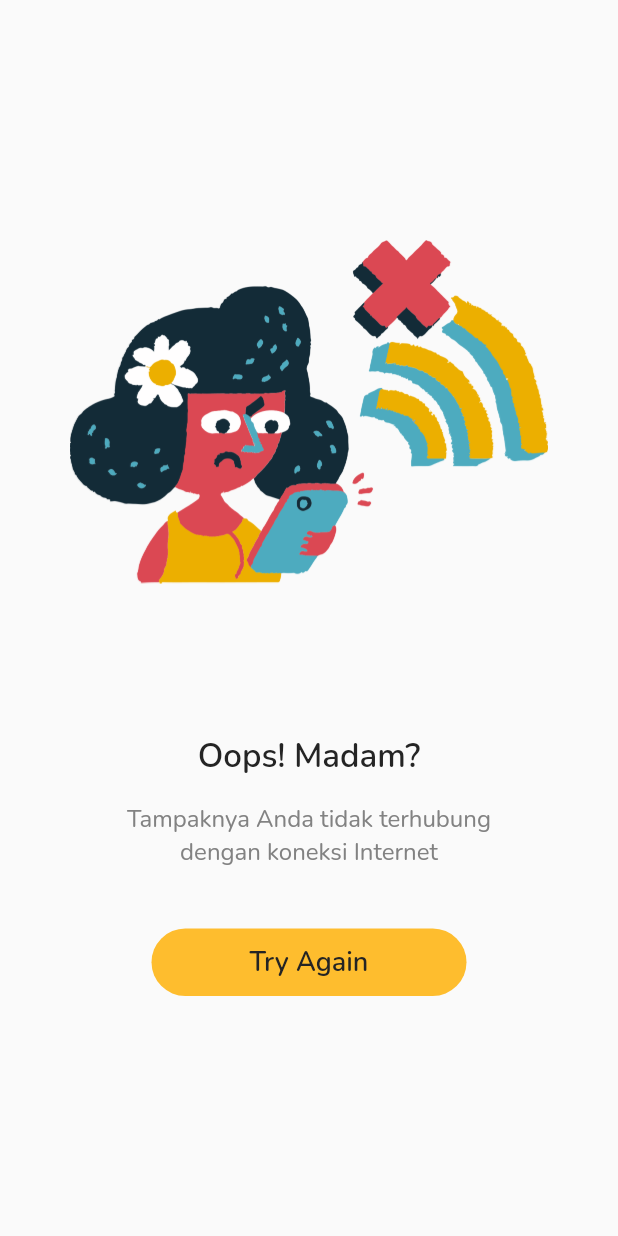
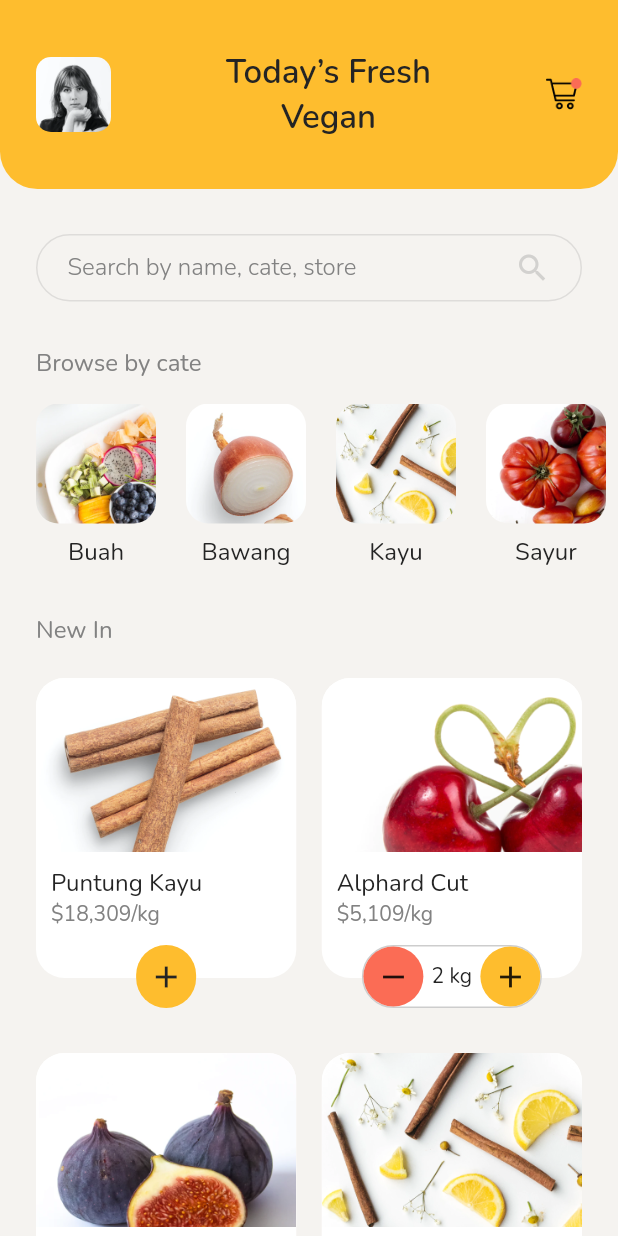
Before and after one commit to Syahro/vegan, a Flutter app: the screen it shows after launch, on a phone screen of 412 x 824 dp. Run offline on Flutter 3.47's test engine with Material 2 defaults, Android fonts, the phone set to English and light mode, and no system bars; our stand-ins replace google_fonts.

Commit message:
done modified homePage and add some assets or support

```diff
--- a/lib/main.dart
+++ b/lib/main.dart
@@ -1,5 +1,5 @@
 import 'package:flutter/material.dart';
-import 'package:vegan/pages/no_connection_page.dart';
+import 'package:vegan/pages/home_page.dart';
 
 void main() => runApp(MyApp());
 
@@ -8,7 +8,7 @@ class MyApp extends StatelessWidget {
   Widget build(BuildContext context) {
     return MaterialApp(
       debugShowCheckedModeBanner: false,
-      home: NoConnectionPage(),
+      home: HomePage(),
     );
   }
 }
--- /dev/null
+++ b/lib/pages/home_page.dart
@@ -0,0 +1,224 @@
+import 'package:flutter/material.dart';
+import 'package:vegan/theme.dart';
+import 'package:vegan/widget/cetegory.dart';
+import 'package:vegan/widget/new_in.dart';
+
+class HomePage extends StatelessWidget {
+  @override
+  Widget build(BuildContext context) {
+    return Scaffold(
+      backgroundColor: backgroundColor,
+      body: SafeArea(
+        child: ListView(
+          children: [
+            Container(
+              height: 126,
+              width: double.infinity,
+              decoration: BoxDecoration(
+                color: yellowColor,
+                borderRadius: BorderRadius.vertical(
+                  bottom: Radius.circular(25),
+                ),
+              ),
+              child: Column(
+                mainAxisAlignment: MainAxisAlignment.center,
+                children: [
+                  Padding(
+                    padding: EdgeInsets.symmetric(
+                      horizontal: defaultMargin,
+                    ),
+                    child: Row(
+                      mainAxisAlignment: MainAxisAlignment.spaceBetween,
+                      children: [
+                        ClipRRect(
+                          borderRadius: BorderRadius.circular(10),
+                          child: Image.asset(
+                            'assets/profile.png',
+                            width: 50,
+                            height: 50,
+                            fit: BoxFit.cover,
+                          ),
+                        ),
+                        Text(
+                          'Today’s Fresh\nVegan',
+                          style: semiBoldTextStyle.copyWith(
+                            fontSize: 22,
+                            color: semiBlackColor,
+                          ),
+                          textAlign: TextAlign.center,
+                        ),
+                        Image.asset(
+                          'assets/cart.png',
+                          width: 24,
+                          height: 24,
+                        ),
+                      ],
+                    ),
+                  )
+                ],
+              ),
+            ),
+            SizedBox(
+              height: 30,
+            ),
+            Padding(
+              padding: EdgeInsets.symmetric(
+                horizontal: defaultMargin,
+              ),
+              child: Column(
+                crossAxisAlignment: CrossAxisAlignment.start,
+                children: [
+                  Container(
+                    height: 45,
+                    width: double.infinity,
+                    decoration: BoxDecoration(
+                      color: backgroundColor,
+                      borderRadius: BorderRadius.circular(25),
+                      border: Border.all(
+                        color: lightGreyColor.withOpacity(0.2),
+                      ),
+                    ),
+                    child: Padding(
+                      padding: EdgeInsets.symmetric(horizontal: 20),
+                      child: Row(
+                        mainAxisAlignment: MainAxisAlignment.spaceBetween,
+                        children: [
+                          Text(
+                            'Search by name, cate, store',
+                            style: lightTextStyle.copyWith(
+                              fontSize: 16,
+                              color: lightGreyColor,
+                            ),
+                          ),
+                          Icon(
+                            Icons.search,
+                            color: lightGreyColor.withOpacity(0.3),
+                          ),
+                        ],
+                      ),
+                    ),
+                  ),
+                  SizedBox(
+                    height: 30,
+                  ),
+                  Text(
+                    'Browse by cate',
+                    style: regularTextStyle.copyWith(
+                      fontSize: 16,
+                      color: lightGreyColor,
+                    ),
+                  ),
+                  SizedBox(
+                    height: 16,
+                  ),
+                ],
+              ),
+            ),
+            Padding(
+              padding: EdgeInsets.only(
+                left: defaultMargin,
+              ),
+              child: SingleChildScrollView(
+                scrollDirection: Axis.horizontal,
+                child: Row(
+                  children: [
+                    Category(
+                      imageUrl: 'assets/buah.png',
+                      name: 'Buah',
+                    ),
+                    SizedBox(
+                      width: 20,
+                    ),
+                    Category(
+                      imageUrl: 'assets/bawang.png',
+                      name: 'Bawang',
+                    ),
+                    SizedBox(
+                      width: 20,
+                    ),
+                    Category(
+                      imageUrl: 'assets/kayu.png',
+                      name: 'Kayu',
+                    ),
+                    SizedBox(
+                      width: 20,
+                    ),
+                    Category(
+                      imageUrl: 'assets/sayur.png',
+                      name: 'Sayur',
+                    ),
+                    SizedBox(
+                      width: 20,
+                    ),
+                  ],
+                ),
+              ),
+            ),
+            SizedBox(
+              height: 30,
+            ),
+            Padding(
+              padding: EdgeInsets.symmetric(
+                horizontal: defaultMargin,
+              ),
+              child: Column(
+                crossAxisAlignment: CrossAxisAlignment.start,
+                children: [
+                  Text(
+                    'New In',
+                    style: regularTextStyle.copyWith(
+                      fontSize: 16,
+                      color: lightGreyColor,
+                    ),
+                  ),
+                  SizedBox(
+                    height: 21,
+                  ),
+                  Row(
+                    mainAxisAlignment: MainAxisAlignment.spaceBetween,
+                    children: [
+                      NewIn(
+                        imageUrl: 'assets/puntung_kayu.png',
+                        name: 'Puntung Kayu',
+                        price: '\$18,309/kg',
+                        isAdd: false,
+                      ),
+                      NewIn(
+                          imageUrl: 'assets/alphard_cut.png',
+                          name: 'Alphard Cut',
+                          price: '\$5,109/kg',
+                          isAdd: true),
+                    ],
+                  ),
+                  SizedBox(
+                    height: 30,
+                  ),
+                  Row(
+                    mainAxisAlignment: MainAxisAlignment.spaceBetween,
+                    children: [
+                      NewIn(
+                        imageUrl: 'assets/grape.png',
+                        name: 'Grape Asyix',
+                        price: '\$18,309/kg',
+                        isAdd: false,
+                      ),
+                      NewIn(
+                        imageUrl: 'assets/kayu_pahit.png',
+                        name: 'Kayu Pahit',
+                        price: '\$18,309/kg',
+                        isAdd: false,
+                      ),
+                    ],
+                  ),
+                  SizedBox(
+                    height: 20,
+                  ),
+                ],
+              ),
+            ),
+          ],
+        ),
+      ),
+    );
+  }
+}
--- a/lib/pages/no_connection_page.dart
+++ b/lib/pages/no_connection_page.dart
@@ -5,6 +5,7 @@ class NoConnectionPage extends StatelessWidget {
   @override
   Widget build(BuildContext context) {
     return Scaffold(
+      backgroundColor: backgroundColor,
       body: SafeArea(
           child: Padding(
         padding: EdgeInsets.symmetric(horizontal: defaultMargin + 4),
--- /dev/null
+++ b/lib/widget/cetegory.dart
@@ -0,0 +1,41 @@
+import 'package:flutter/material.dart';
+
+import '../theme.dart';
+
+class Category extends StatelessWidget {
+  final String imageUrl;
+  final String name;
+
+  Category({
+    this.imageUrl,
+    this.name,
+  });
+  @override
+  Widget build(BuildContext context) {
+    return Container(
+      height: 110,
+      width: 80,
+      child: Column(
+        mainAxisAlignment: MainAxisAlignment.spaceBetween,
+        children: [
+          ClipRRect(
+            borderRadius: BorderRadius.circular(15),
+            child: Image.asset(
+              imageUrl,
+              width: double.infinity,
+              height: 80,
+              fit: BoxFit.cover,
+            ),
+          ),
+          Text(
+            name,
+            style: regularTextStyle.copyWith(
+              fontSize: 16,
+              color: semiBlackColor,
+            ),
+          ),
+        ],
+      ),
+    );
+  }
+}
--- /dev/null
+++ b/lib/widget/new_in.dart
@@ -0,0 +1,149 @@
+import 'package:flutter/material.dart';
+
+import '../theme.dart';
+
+class NewIn extends StatelessWidget {
+  final String imageUrl;
+  final String name;
+  final String price;
+  final bool isAdd;
+
+  NewIn({
+    this.imageUrl,
+    this.name,
+    this.price,
+    this.isAdd,
+  });
+  @override
+  Widget build(BuildContext context) {
+    return Container(
+      height: 220,
+      width:
+          ((MediaQuery.of(context).size.width - (2 * defaultMargin)) / 2) - 8.5,
+      child: Stack(
+        children: [
+          Container(
+            height: 200,
+            width: double.infinity,
+            decoration: BoxDecoration(
+              color: Colors.white,
+              borderRadius: BorderRadius.circular(19),
+            ),
+            child: Column(
+              crossAxisAlignment: CrossAxisAlignment.start,
+              children: [
+                ClipRRect(
+                  borderRadius: BorderRadius.vertical(
+                    top: Radius.circular(19),
+                  ),
+                  child: Image.asset(
+                    imageUrl,
+                    width: double.infinity,
+                    height: 116,
+                    fit: BoxFit.cover,
+                  ),
+                ),
+                SizedBox(
+                  height: 10,
+                ),
+                Padding(
+                  padding: EdgeInsets.only(left: 10),
+                  child: Column(
+                    crossAxisAlignment: CrossAxisAlignment.start,
+                    children: [
+                      Text(
+                        name,
+                        style: regularTextStyle.copyWith(
+                          fontSize: 16,
+                          color: semiBlackColor,
+                        ),
+                      ),
+                      Text(
+                        price,
+                        style: regularTextStyle.copyWith(
+                          fontSize: 14,
+                          color: lightGreyColor,
+                        ),
+                      ),
+                    ],
+                  ),
+                ),
+              ],
+            ),
+          ),
+          Center(
+            child: Column(
+              mainAxisAlignment: MainAxisAlignment.end,
+              children: [
+                isAdd
+                    ? Container(
+                        width: 120,
+                        height: 42,
+                        decoration: BoxDecoration(
+                          color: Colors.white,
+                          borderRadius: BorderRadius.circular(21),
+                          border: Border.all(
+                            color: lightGreyColor.withOpacity(0.4),
+                          ),
+                        ),
+                        child: Row(
+                          mainAxisAlignment: MainAxisAlignment.spaceBetween,
+                          children: [
+                            Container(
+                              height: 42,
+                              width: 40,
+                              decoration: BoxDecoration(
+                                color: orangeColor,
+                                borderRadius: BorderRadius.circular(21),
+                              ),
+                              child: Center(
+                                child: Icon(
+                                  Icons.remove,
+                                ),
+                              ),
+                            ),
+                            Text(
+                              '2 kg',
+                              style: regularTextStyle.copyWith(
+                                fontSize: 14,
+                                color: semiBlackColor,
+                              ),
+                            ),
+                            Container(
+                              height: 42,
+                              width: 40,
+                              decoration: BoxDecoration(
+                                color: yellowColor,
+                                borderRadius: BorderRadius.circular(21),
+                              ),
+                              child: Center(
+                                child: Icon(
+                                  Icons.add,
+                                ),
+                              ),
+                            )
+                          ],
+                        ),
+                      )
+                    : Container(
+                        height: 42,
+                        width: 40,
+                        decoration: BoxDecoration(
+                          color: yellowColor,
+                          borderRadius: BorderRadius.circular(21),
+                        ),
+                        child: Center(
+                          child: Icon(
+                            Icons.add,
+                            color: semiBlackColor,
+                          ),
+                        ),
+                      ),
+              ],
+            ),
+          ),
+        ],
+      ),
+    );
+  }
+}
```
Also changed, not shown: assets/cart.png (added).
